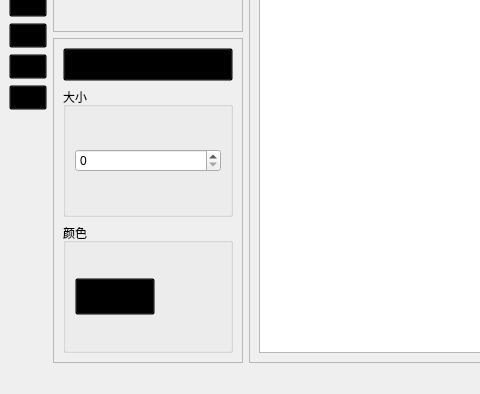
Above: mainwindow.ui from zeki2333/papercutting-simulation before the change; both pictures show x 0 to 480 and y 302 to 696 of the 989 by 696 pixel window. Below: the same form after it.
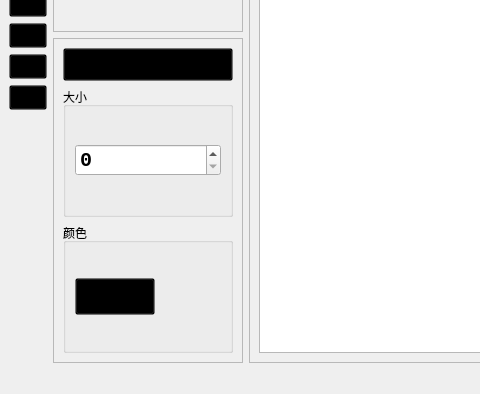
That is the form after the change. Icons and pictures are not drawn.

Commit message: sync data between widget and item。meanwhile，implement function

Patch:
```diff
--- a/mainwindow.ui
+++ b/mainwindow.ui
@@ -362,7 +362,16 @@
            </property>
            <layout class="QVBoxLayout" name="verticalLayout_6">
             <item>
-             <widget class="QSpinBox" name="spinBox"/>
+             <widget class="QSpinBox" name="sizeBox">
+              <property name="font">
+               <font>
+                <family>Consolas</family>
+                <pointsize>15</pointsize>
+                <weight>75</weight>
+                <bold>true</bold>
+               </font>
+              </property>
+             </widget>
             </item>
            </layout>
           </widget>
```
The commit also changes 7 other files.
